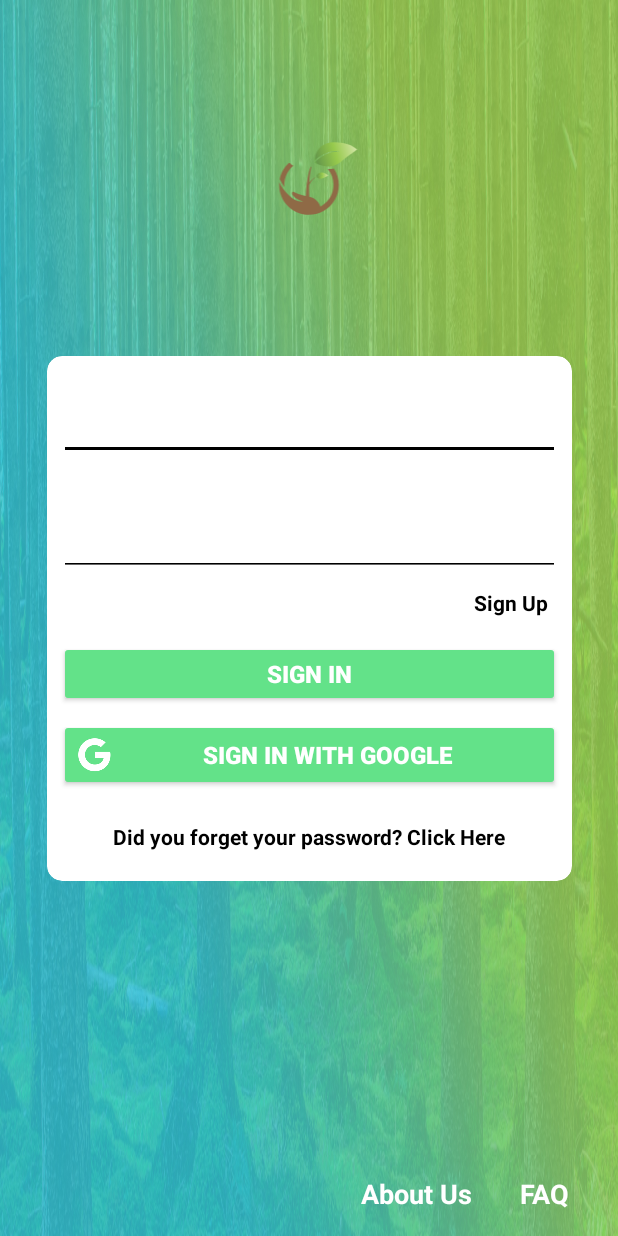
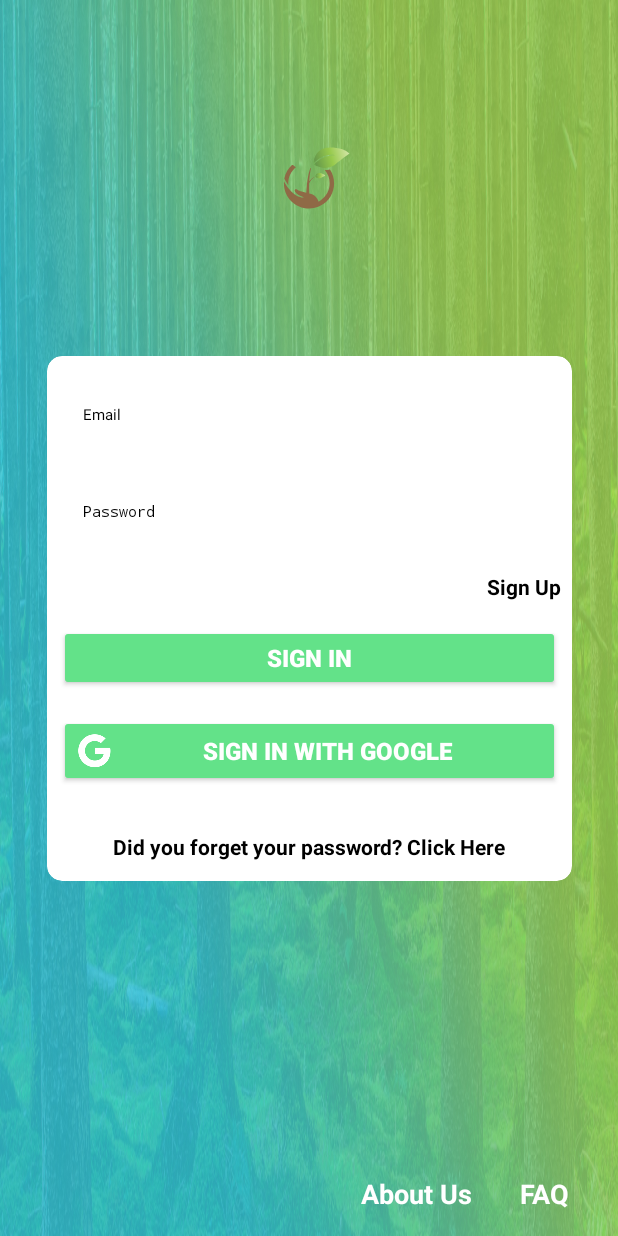
Before and after one commit to jmateos4/ecohuerto, an Android app: the screen it shows after launch (MainActivity), on a phone screen of 412 x 824 dp. Run offline under Robolectric (Android 15) with nearby library versions, the phone set to English and light mode, and no system bars.

Commit message:
login y registros terminado (vista)

```diff
--- a/Plantillas/app/src/main/res/layout/activity_login.xml
+++ b/Plantillas/app/src/main/res/layout/activity_login.xml
@@ -15,7 +15,7 @@
         android:layout_marginTop="8dp"
         android:layout_marginEnd="8dp"
         android:layout_marginBottom="8dp"
-        app:cardBackgroundColor="@android:color/white"
+        app:cardBackgroundColor="@android:color/background_light"
         app:cardCornerRadius="10dp"
         app:cardElevation="-1dp"
         app:layout_constraintBottom_toBottomOf="parent"
@@ -27,73 +27,90 @@
             android:layout_width="match_parent"
             android:layout_height="match_parent">
 
+            <EditText
+                android:id="@+id/editText"
+                style="@style/Base.Widget.MaterialComponents.TextInputEditText"
+                android:layout_width="0dp"
+                android:layout_height="wrap_content"
+                android:layout_marginStart="8dp"
+                android:layout_marginTop="25dp"
+                android:layout_marginEnd="8dp"
+                android:layout_marginBottom="8dp"
+                android:ems="10"
+                android:freezesText="false"
+                android:hint="@string/hint_email"
+                android:inputType="textEmailAddress"
+                android:shadowColor="@android:color/black"
+                android:textColor="@android:color/black"
+                android:textColorHighlight="@android:color/black"
+                android:textColorHint="@android:color/black"
+                android:textIsSelectable="false"
+                app:layout_constraintBottom_toTopOf="@+id/editText2"
+                app:layout_constraintEnd_toEndOf="parent"
+                app:layout_constraintStart_toStartOf="parent"
+                app:layout_constraintTop_toTopOf="parent" />
+
+            <EditText
+                android:id="@+id/editText2"
+                style="@style/Base.Widget.MaterialComponents.TextInputEditText"
+                android:layout_width="0dp"
+                android:layout_height="wrap_content"
+                android:layout_marginStart="8dp"
+                android:layout_marginTop="8dp"
+                android:layout_marginEnd="8dp"
+                android:ems="10"
+                android:hint="@string/hint_password"
+                android:inputType="textPassword"
+                android:shadowColor="@android:color/black"
+                android:singleLine="false"
+                android:textColor="@android:color/black"
+                android:textColorHighlight="@android:color/black"
+                android:textColorHint="@android:color/black"
+                app:layout_constraintBottom_toTopOf="@+id/text_signup"
+                app:layout_constraintEnd_toEndOf="parent"
+                app:layout_constraintHorizontal_bias="0.504"
+                app:layout_constraintStart_toStartOf="parent"
+                app:layout_constraintTop_toBottomOf="@+id/editText" />
+
             <Button
                 android:id="@+id/buttonLogin"
                 android:layout_width="0dp"
                 android:layout_height="44dp"
+                android:layout_marginStart="8dp"
                 android:layout_marginTop="16dp"
+                android:layout_marginEnd="8dp"
+                android:layout_marginBottom="8dp"
                 android:backgroundTint="#63e289"
                 android:text="@string/text_button_login"
                 android:textColor="@android:color/white"
                 android:textSize="16sp"
                 android:textStyle="bold"
-                app:layout_constraintEnd_toEndOf="@+id/editTextPassword"
-                app:layout_constraintStart_toStartOf="@+id/editTextPassword"
+                app:layout_constraintBottom_toTopOf="@+id/buttonGoogle"
+                app:layout_constraintEnd_toEndOf="parent"
+                app:layout_constraintStart_toStartOf="parent"
                 app:layout_constraintTop_toBottomOf="@+id/text_signup" />
 
             <TextView
                 android:id="@+id/text_signup"
                 android:layout_width="wrap_content"
                 android:layout_height="wrap_content"
-                android:layout_marginTop="8dp"
+                android:layout_marginStart="294dp"
+                android:layout_marginTop="16dp"
                 android:layout_marginEnd="8dp"
                 android:text="Sign Up"
                 android:textColor="@android:color/black"
                 android:textStyle="bold"
-                app:layout_constraintEnd_toEndOf="@+id/editTextPassword"
-                app:layout_constraintTop_toBottomOf="@+id/editTextPassword" />
-
-            <EditText
-                android:id="@+id/editTextEmail"
-                android:layout_width="0dp"
-                android:layout_height="wrap_content"
-                android:layout_marginStart="8dp"
-                android:layout_marginTop="24dp"
-                android:layout_marginEnd="8dp"
-                android:backgroundTint="#000000"
-                android:ems="10"
-                android:hint="Email"
-                android:inputType="textEmailAddress"
-                android:singleLine="false"
-                android:textColor="@color/colorPrimaryDark"
-                android:textStyle="bold"
-                android:visibility="visible"
+                app:layout_constraintBottom_toTopOf="@+id/buttonLogin"
                 app:layout_constraintEnd_toEndOf="parent"
                 app:layout_constraintStart_toStartOf="parent"
-                app:layout_constraintTop_toTopOf="parent" />
-
-            <EditText
-                android:id="@+id/editTextPassword"
-                android:layout_width="0dp"
-                android:layout_height="53dp"
-                android:layout_marginTop="24dp"
-                android:backgroundTint="#000000"
-                android:ems="10"
-                android:hint="Password"
-                android:inputType="textPassword"
-                android:textColor="@color/cardview_dark_background"
-                android:textStyle="bold"
-                android:typeface="normal"
-                android:visibility="visible"
-                app:layout_constraintEnd_toEndOf="@+id/editTextEmail"
-                app:layout_constraintStart_toStartOf="@+id/editTextEmail"
-                app:layout_constraintTop_toBottomOf="@+id/editTextEmail" />
+                app:layout_constraintTop_toBottomOf="@+id/editText2" />
 
             <Button
                 android:id="@+id/buttonGoogle"
                 android:layout_width="0dp"
                 android:layout_height="wrap_content"
                 android:layout_marginTop="8dp"
+                android:layout_marginBottom="22dp"
                 android:backgroundTint="#63e289"
                 android:drawableLeft="@drawable/ic_google_logo2"
                 android:padding="12dp"
@@ -101,6 +118,7 @@
                 android:textColor="@android:color/white"
                 android:textSize="16sp"
                 android:textStyle="bold"
+                app:layout_constraintBottom_toTopOf="@+id/textForgotPassword"
                 app:layout_constraintEnd_toEndOf="@+id/buttonLogin"
                 app:layout_constraintStart_toStartOf="@+id/buttonLogin"
                 app:layout_constraintTop_toBottomOf="@+id/buttonLogin" />
@@ -110,7 +128,7 @@
                 android:layout_width="wrap_content"
                 android:layout_height="wrap_content"
                 android:layout_marginTop="8dp"
-                android:layout_marginBottom="8dp"
+                android:layout_marginBottom="24dp"
                 android:text="@string/textForgotPassword"
                 android:textColor="@android:color/black"
                 android:textStyle="bold"
@@ -149,15 +167,15 @@
     <ImageView
         android:id="@+id/imageView5"
         android:layout_width="192dp"
-        android:layout_height="130dp"
+        android:layout_height="109dp"
         android:layout_marginStart="8dp"
         android:layout_marginEnd="8dp"
+        android:contentDescription="TODO"
         android:visibility="visible"
         app:layout_constraintBottom_toTopOf="@+id/cardView"
         app:layout_constraintEnd_toEndOf="parent"
         app:layout_constraintStart_toStartOf="parent"
         app:layout_constraintTop_toTopOf="parent"
-        app:srcCompat="@drawable/ic_logo45"
-        android:contentDescription="TODO" />
+        app:srcCompat="@drawable/ic_logo45" />
 
 </android.support.constraint.ConstraintLayout>
--- a/Plantillas/app/src/main/res/layout/activity_registro.xml
+++ b/Plantillas/app/src/main/res/layout/activity_registro.xml
@@ -13,6 +13,7 @@
         android:layout_height="520dp"
         android:layout_marginStart="8dp"
         android:layout_marginEnd="8dp"
+        app:cardBackgroundColor="@android:color/background_light"
         app:cardCornerRadius="10dp"
         app:layout_constraintBottom_toBottomOf="parent"
         app:layout_constraintEnd_toEndOf="parent"
@@ -32,6 +33,7 @@
                 android:ems="10"
                 android:hint="@string/hint_password"
                 android:inputType="textPassword"
+                android:textColorHint="@android:color/black"
                 app:layout_constraintBottom_toTopOf="@+id/etRepeatPassword"
                 app:layout_constraintEnd_toEndOf="@+id/etEmail"
                 app:layout_constraintStart_toStartOf="@+id/etEmail"
@@ -46,6 +48,7 @@
                 android:ems="10"
                 android:hint="@string/hint_repeat_password"
                 android:inputType="textPassword"
+                android:textColorHint="@android:color/black"
                 app:layout_constraintBottom_toTopOf="@+id/etPhone"
                 app:layout_constraintEnd_toEndOf="@+id/etPassword"
                 app:layout_constraintStart_toStartOf="@+id/etPassword"
@@ -64,6 +67,7 @@
                 android:inputType="textPersonName"
                 android:textColor="@android:color/black"
                 android:textStyle="bold"
+                android:textColorHint="@android:color/black"
                 app:layout_constraintBottom_toTopOf="@+id/etLastName"
                 app:layout_constraintEnd_toEndOf="parent"
                 app:layout_constraintStart_toStartOf="parent"
@@ -78,6 +82,7 @@
                 android:ems="10"
                 android:hint="@string/hint_phone"
                 android:inputType="phone"
+                android:textColorHint="@android:color/black"
                 app:layout_constraintBottom_toTopOf="@+id/cbTerms"
                 app:layout_constraintEnd_toEndOf="@+id/etRepeatPassword"
                 app:layout_constraintStart_toStartOf="@+id/etRepeatPassword"
@@ -92,6 +97,7 @@
                 android:ems="10"
                 android:hint="@string/hint_last_name"
                 android:inputType="textPersonName"
+                android:textColorHint="@android:color/black"
                 app:layout_constraintBottom_toTopOf="@+id/etEmail"
                 app:layout_constraintEnd_toEndOf="@+id/etName"
                 app:layout_constraintStart_toStartOf="@+id/etName"
@@ -106,6 +112,7 @@
                 android:ems="10"
                 android:hint="@string/hint_email"
                 android:inputType="textEmailAddress"
+                android:textColorHint="@android:color/black"
                 app:layout_constraintBottom_toTopOf="@+id/etPassword"
                 app:layout_constraintEnd_toEndOf="@+id/etLastName"
                 app:layout_constraintStart_toStartOf="@+id/etLastName"
@@ -139,6 +146,7 @@
                 android:text="@string/checkbox_accept_terms"
                 android:textAlignment="textStart"
                 android:textStyle="bold"
+                android:textColorHint="@android:color/black"
                 app:layout_constraintEnd_toEndOf="@+id/etPhone"
                 app:layout_constraintStart_toStartOf="@+id/etPhone"
                 app:layout_constraintTop_toBottomOf="@+id/etPhone" />
--- a/Plantillas/app/src/main/res/values/strings.xml
+++ b/Plantillas/app/src/main/res/values/strings.xml
@@ -7,4 +7,12 @@
   <string name="textAbout">About Us</string>
   <string name="textHuerto">EcoHuerto</string>
   <string name="textForgotPassword">Did you forget your password? Click Here</string>
+  <string name="hint_first_name">Nombre</string>
+  <string name="hint_last_name">Apellidos</string>
+  <string name="hint_repeat_password">Repita la contraseña</string>
+  <string name="hint_phone">Teléfono</string>
+  <string name="button_register_user">Registrarse</string>
+  <string name="checkbox_accept_terms">Acepto los términos y condiciones</string>
+  <string name="button_reset_fields">Reset campos</string>
+  <string name="action_settings">Ajustes</string>
 </resources>
```
